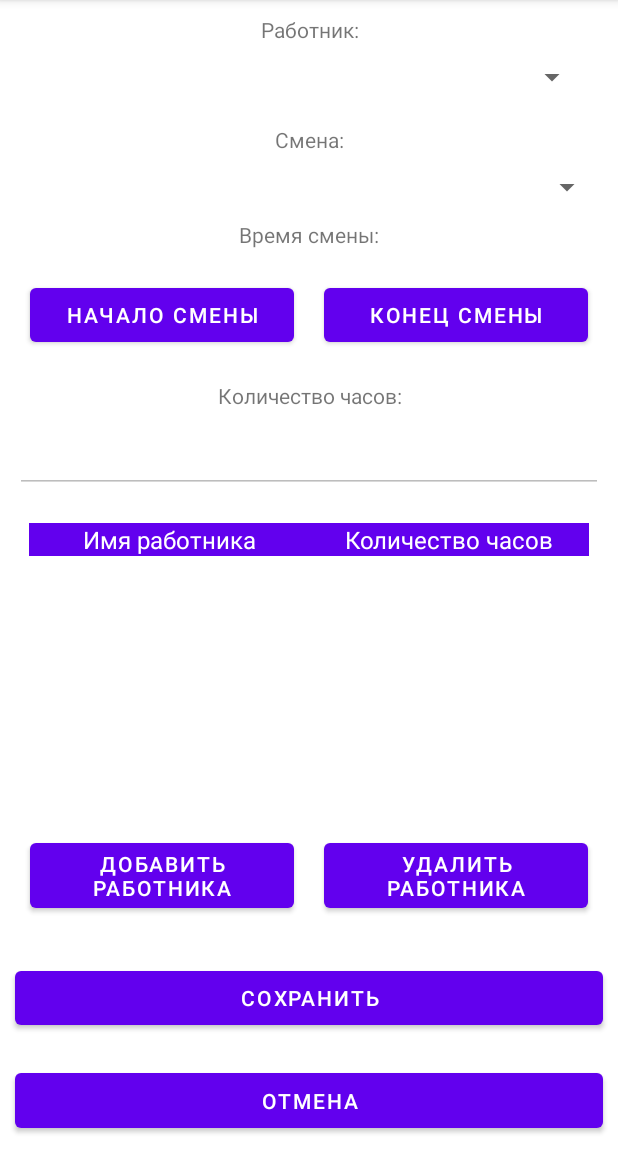
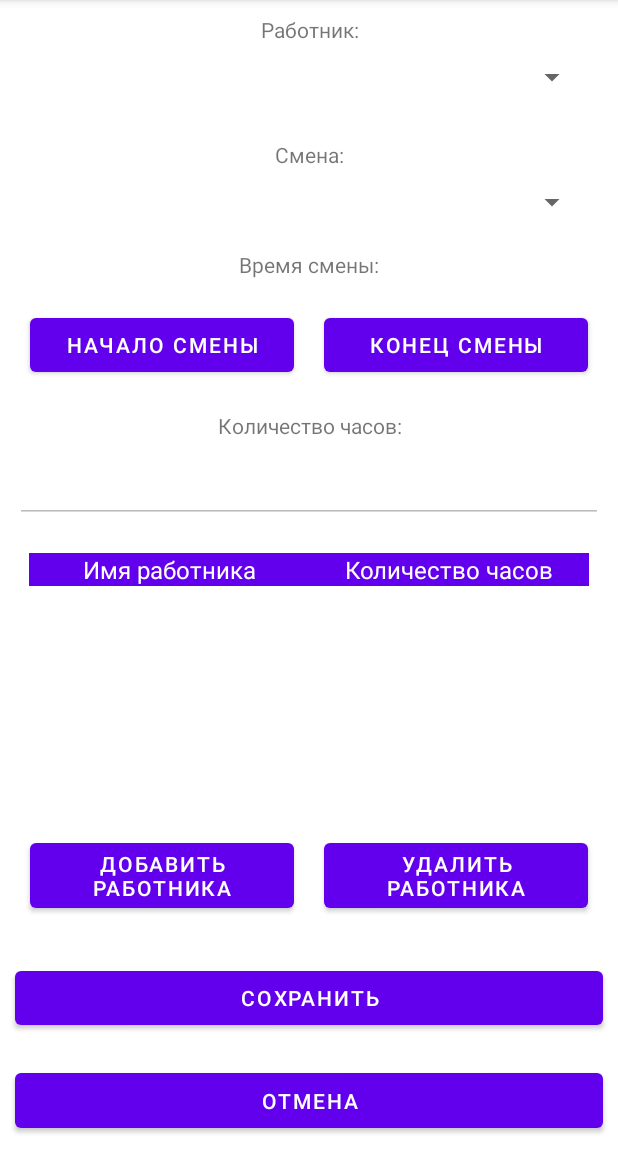
Before and after one commit to a-shdv/gotowork-factory, an Android app: the MachineActivity screen opened directly, with no data from a screen before it, on a phone screen of 412 x 824 dp, the part 84-1236 px from its top. Run offline under Robolectric (Android 15) with nearby library versions, the phone set to English and light mode, and no system bars; 1 statement that could not run was skipped.

Commit message:
Markup fixed

```diff
--- a/app/src/main/res/layout/activity_machine.xml
+++ b/app/src/main/res/layout/activity_machine.xml
@@ -29,6 +29,13 @@
 
     </LinearLayout>
 
+    <LinearLayout
+        android:layout_width="match_parent"
+        android:layout_height="wrap_content"
+        android:layout_margin="10dp"
+        android:layout_weight="1"
+        android:orientation="vertical">
+
         <TextView
             android:id="@+id/text_view_shift"
             android:gravity="center"
@@ -42,7 +49,9 @@
             android:layout_width="match_parent"
             android:layout_height="wrap_content"
             android:layout_margin="10dp"
-        android:layout_weight="1"/>
+            android:layout_weight="1" />
+
+    </LinearLayout>
 
         <TextView
         android:id="@+id/textView"
```
Also changed, not shown: app/src/main/java/com/example/coursework/activities/WorkersActivity.java (+5 -5 lines). Lines whose indentation alone changed are shown as unchanged.
